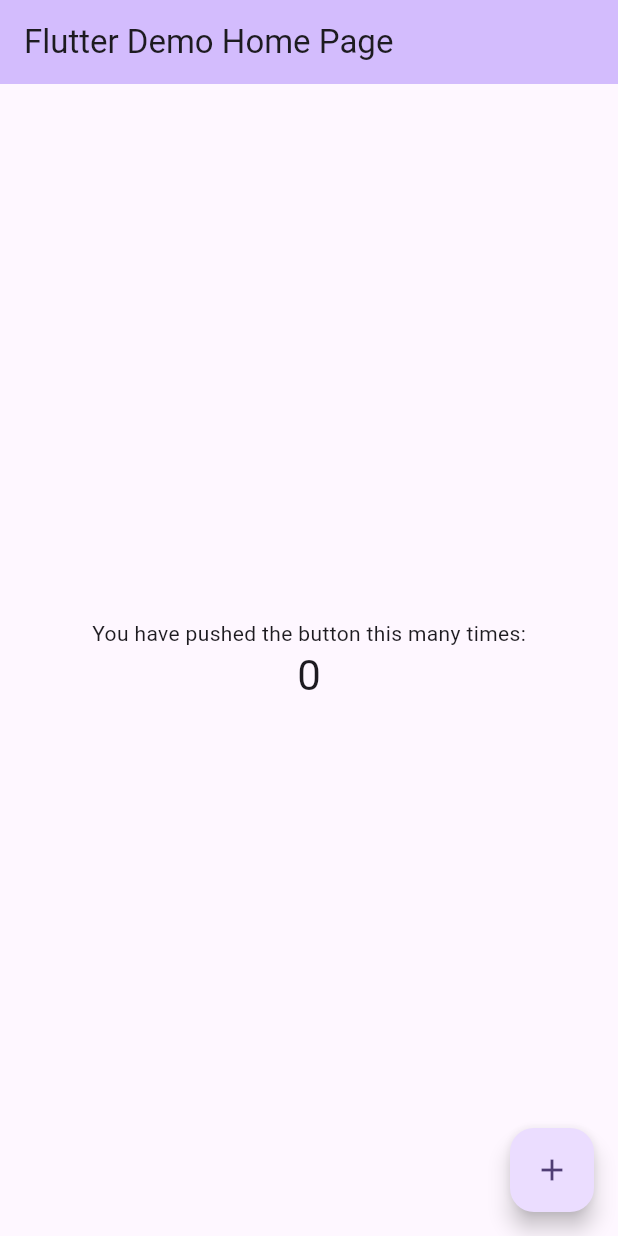
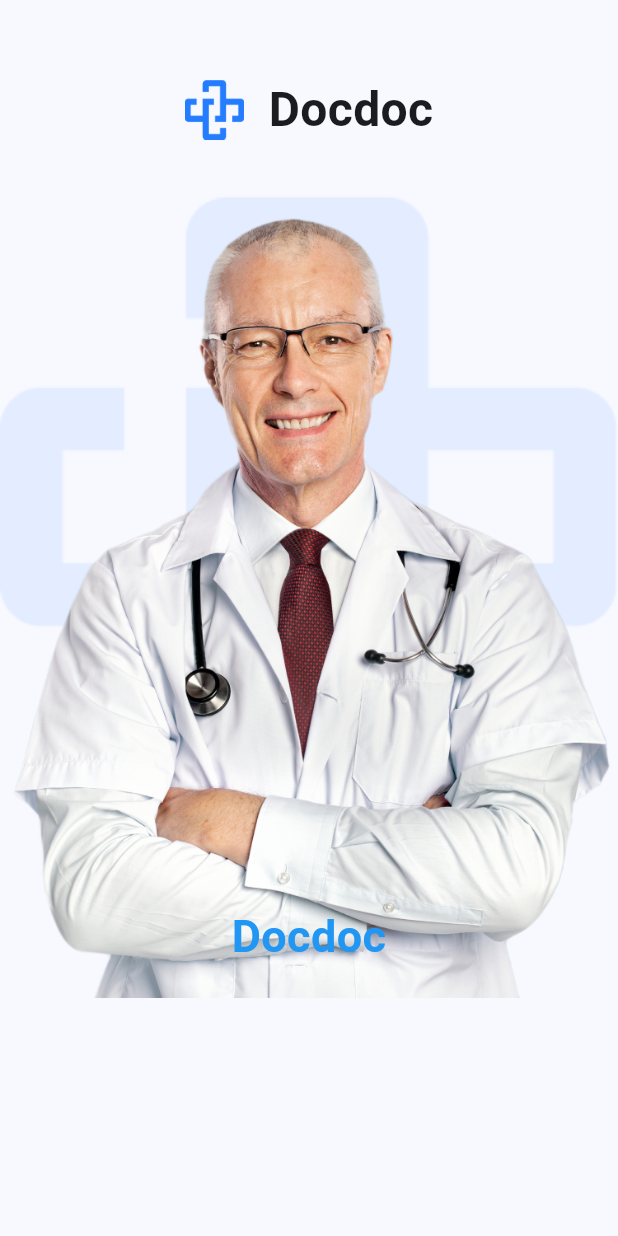
Before and after one commit to Evil-Knight1/doctor_appointment, a Flutter app: the screen it shows after launch, on a phone screen of 412 x 824 dp. Run offline on Flutter 3.47's test engine with Material 3 defaults, Android fonts, the phone set to English and light mode, and no system bars.

Commit message:
onboarding header

```diff
--- /dev/null
+++ b/devtools_options.yaml
@@ -0,0 +1,3 @@
+description: This file stores settings for Dart & Flutter DevTools.
+documentation: https://docs.flutter.dev/tools/devtools/extensions#configure-extension-enablement-states
+extensions:
--- /dev/null
+++ b/lib/core/helpers/assets_helper.dart
@@ -0,0 +1,5 @@
+abstract class AssetsHelper {
+  static final String logo = 'assets/images/logo.png';
+  static final String doctorImage = 'assets/images/doctor.png';
+  static final String appName = 'Docdoc';
+}
--- /dev/null
+++ b/lib/doctor_appointment.dart
@@ -0,0 +1,18 @@
+import 'package:doctor_appointment/features/on_boarding/ui/screens/onboarding.dart';
+import 'package:flutter/material.dart';
+
+class DoctorAppointment extends StatelessWidget {
+  const DoctorAppointment({super.key});
+
+  @override
+  Widget build(BuildContext context) {
+    return MaterialApp(
+      debugShowCheckedModeBanner: false,
+      title: 'Doctor Appointment',
+      theme: ThemeData(
+        colorScheme: ColorScheme.fromSeed(seedColor: Colors.blue),
+      ),
+      home: OnboardingScreen(),
+    );
+  }
+}
--- /dev/null
+++ b/lib/features/on_boarding/ui/screens/onboarding.dart
@@ -0,0 +1,21 @@
+import 'package:doctor_appointment/core/helpers/assets_helper.dart';
+import 'package:doctor_appointment/features/on_boarding/ui/widgets/body.dart';
+import 'package:doctor_appointment/features/on_boarding/ui/widgets/header.dart';
+import 'package:flutter/material.dart';
+
+class OnboardingScreen extends StatelessWidget {
+  const OnboardingScreen({super.key});
+
+  @override
+  Widget build(BuildContext context) {
+    return Scaffold(
+      body: SafeArea(
+        child: Column(
+          crossAxisAlignment: CrossAxisAlignment.center,
+          spacing: 30,
+          children: [const SizedBox(height: 20), Header(), Body()],
+        ),
+      ),
+    );
+  }
+}
--- /dev/null
+++ b/lib/features/on_boarding/ui/widgets/body.dart
@@ -0,0 +1,34 @@
+import 'package:doctor_appointment/core/helpers/assets_helper.dart';
+import 'package:flutter/material.dart';
+
+class Body extends StatelessWidget {
+  const Body({super.key});
+  @override
+  Widget build(BuildContext context) {
+    return Stack(
+      children: [
+        Image.asset(
+          AssetsHelper.logo,
+          scale: .2,
+
+          opacity: const AlwaysStoppedAnimation(0.1),
+        ),
+        Center(child: Image.asset(AssetsHelper.doctorImage, scale: .5)),
+        Positioned(
+          bottom: 20,
+          left: 0,
+          right: 0,
+          child: Text(
+            AssetsHelper.appName,
+            textAlign: TextAlign.center,
+            style: const TextStyle(
+              fontSize: 30,
+              fontWeight: FontWeight.bold,
+              color: Colors.blue,
+            ),
+          ),
+        ),
+      ],
+    );
+  }
+}
--- /dev/null
+++ b/lib/features/on_boarding/ui/widgets/header.dart
@@ -0,0 +1,21 @@
+import 'package:doctor_appointment/core/helpers/assets_helper.dart';
+import 'package:flutter/material.dart';
+
+class Header extends StatelessWidget {
+  const Header({super.key});
+
+  @override
+  Widget build(BuildContext context) {
+    return Row(
+      mainAxisAlignment: MainAxisAlignment.center,
+      children: [
+        Image.asset(AssetsHelper.logo, height: 40),
+        const SizedBox(width: 16),
+        Text(
+          AssetsHelper.appName,
+          style: TextStyle(fontSize: 32, fontWeight: FontWeight.bold),
+        ),
+      ],
+    );
+  }
+}
--- a/lib/main.dart
+++ b/lib/main.dart
@@ -1,121 +1,6 @@
+import 'package:doctor_appointment/doctor_appointment.dart';
 import 'package:flutter/material.dart';
 
 void main() {
-  runApp(const MyApp());
+  runApp(const DoctorAppointment());
 }
-
-class MyApp extends StatelessWidget {
-  const MyApp({super.key});
-
-  // This widget is the root of your application.
-  @override
-  Widget build(BuildContext context) {
-    return MaterialApp(
-      debugShowCheckedModeBanner: false,
-      title: 'Flutter Demo',
-      theme: ThemeData(
-        // This is the theme of your application.
-        //
-        // TRY THIS: Try running your application with "flutter run". You'll see
-        // the application has a purple toolbar. Then, without quitting the app,
-        // try changing the seedColor in the colorScheme below to Colors.green
-        // and then invoke "hot reload" (save your changes or press the "hot
-        // reload" button in a Flutter-supported IDE, or press "r" if you used
-        // the command line to start the app).
-        //
-        // Notice that the counter didn't reset back to zero; the application
-        // state is not lost during the reload. To reset the state, use hot
-        // restart instead.
-        //
-        // This works for code too, not just values: Most code changes can be
-        // tested with just a hot reload.
-        colorScheme: ColorScheme.fromSeed(seedColor: Colors.deepPurple),
-      ),
-      home: const MyHomePage(title: 'Flutter Demo Home Page'),
-    );
-  }
-}
-
-class MyHomePage extends StatefulWidget {
-  const MyHomePage({super.key, required this.title});
-
-  // This widget is the home page of your application. It is stateful, meaning
-  // that it has a State object (defined below) that contains fields that affect
-  // how it looks.
-
-  // This class is the configuration for the state. It holds the values (in this
-  // case the title) provided by the parent (in this case the App widget) and
-  // used by the build method of the State. Fields in a Widget subclass are
-  // always marked "final".
-
-  final String title;
-
-  @override
-  State<MyHomePage> createState() => _MyHomePageState();
-}
-
-class _MyHomePageState extends State<MyHomePage> {
-  int _counter = 0;
-
-  void _incrementCounter() {
-    setState(() {
-      // This call to setState tells the Flutter framework that something has
-      // changed in this State, which causes it to rerun the build method below
-      // so that the display can reflect the updated values. If we changed
-      // _counter without calling setState(), then the build method would not be
-      // called again, and so nothing would appear to happen.
-      _counter++;
-    });
-  }
-
-  @override
-  Widget build(BuildContext context) {
-    // This method is rerun every time setState is called, for instance as done
-    // by the _incrementCounter method above.
-    //
-    // The Flutter framework has been optimized to make rerunning build methods
-    // fast, so that you can just rebuild anything that needs updating rather
-    // than having to individually change instances of widgets.
-    return Scaffold(
-      appBar: AppBar(
-        // TRY THIS: Try changing the color here to a specific color (to
-        // Colors.green, perhaps?) and trigger a hot reload to see the AppBar
-        // change color while the other colors stay the same.
-        backgroundColor: Theme.of(context).colorScheme.inversePrimary,
-        title: Text(widget.title),
-      ),
-      body: Center(
-        // Center is a layout widget. It takes a single child and positions it
-        // in the middle of the parent.
-        child: Column(
-          // Column is also a layout widget. It takes a list of children and
-          // arranges them vertically. By default, it sizes itself to fit its
-          // children horizontally, and tries to be as tall as its parent.
-          //
-          // TRY THIS: Invoke "debug painting" (choose the "Toggle Debug Paint"
-          // action in the IDE, or press "p" in the console), to see the
-          // wireframe for each widget.
-          //
-          // Column has various properties to control how it sizes itself and
-          // how it positions its children. Here we use mainAxisAlignment to
-          // center the children vertically; the main axis here is the vertical
-          // axis because Columns are vertical (the cross axis would be
-          // horizontal).
-          mainAxisAlignment: MainAxisAlignment.center,
-          children: <Widget>[
-            const Text('You have pushed the button this many times:'),
-            Text(
-              '$_counter',
-              style: Theme.of(context).textTheme.headlineMedium,
-            ),
-          ],
-        ),
-      ),
-      floatingActionButton: FloatingActionButton(
-        onPressed: _incrementCounter,
-        tooltip: 'Increment',
-        child: const Icon(Icons.add),
-      ), // This trailing comma makes auto-formatting nicer for build methods.
-    );
-  }
-}
--- a/pubspec.yaml
+++ b/pubspec.yaml
@@ -82,8 +82,8 @@ flutter:
   uses-material-design: true
 
   # To add assets to your application, add an assets section, like this:
-  # assets:
-  #   - images/a_dot_burr.jpeg
+  assets:
+    - assets/images/
   #   - images/a_dot_ham.jpeg
 
   # An image asset can refer to one or more resolution-specific "variants", see
```
Also changed, not shown: assets/images/doctor.png (added), assets/images/logo.png (added).
